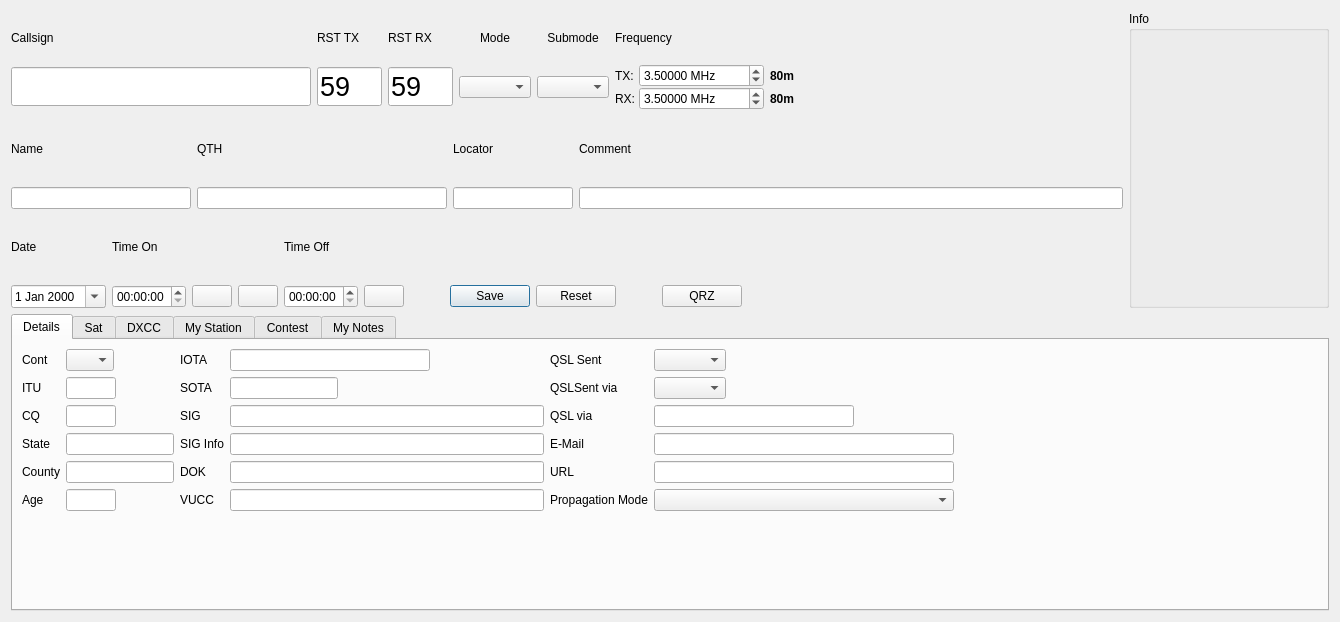
k5mcd/QLog, file ui/NewContactWidget.ui: the form before one commit.
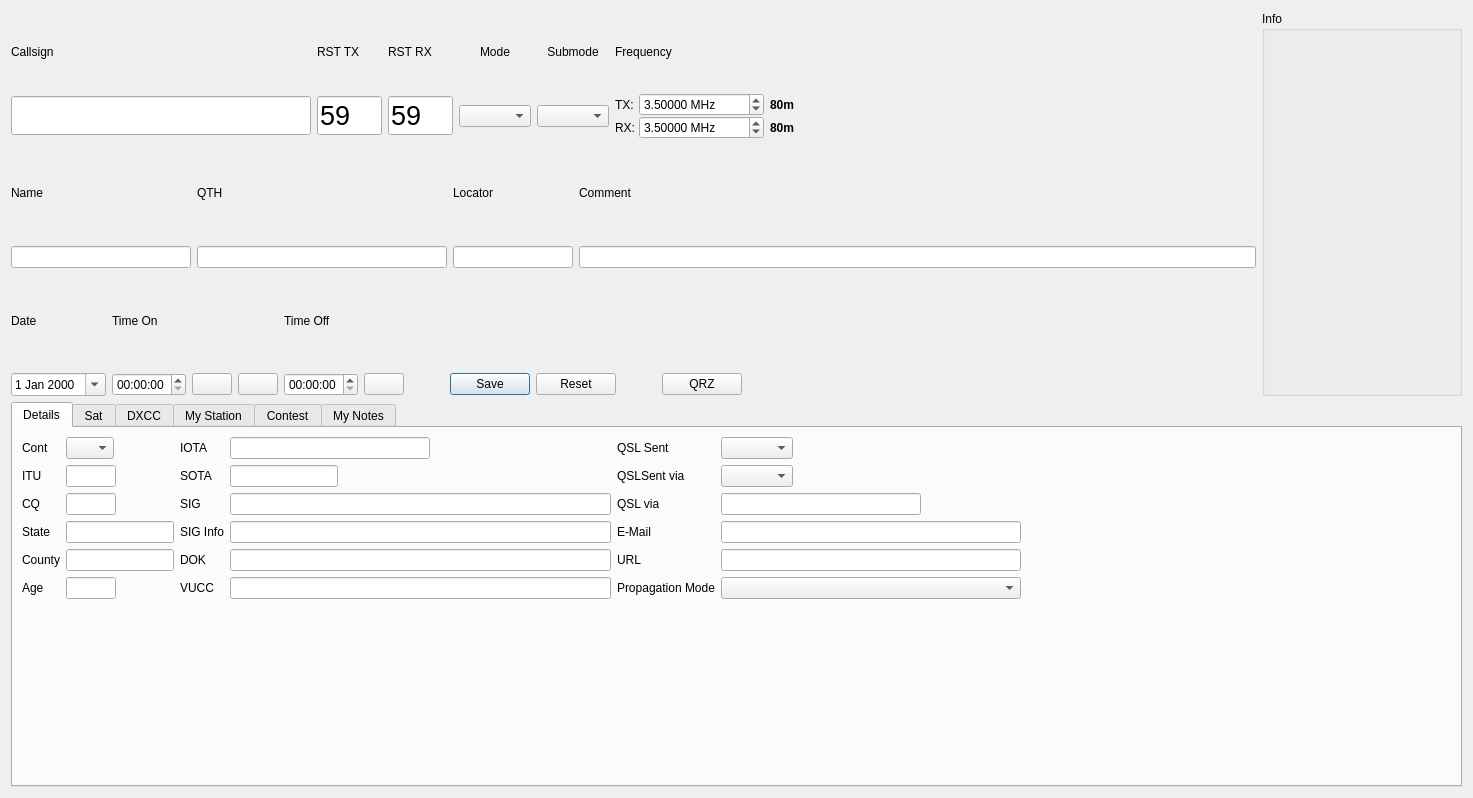
The form after the commit. Icons and pictures are not drawn. Custom widgets are drawn as their Qt base class.

What changed in the file:
```diff
--- a/ui/NewContactWidget.ui
+++ b/ui/NewContactWidget.ui
@@ -6,8 +6,8 @@
    <rect>
     <x>0</x>
     <y>0</y>
-    <width>1340</width>
-    <height>622</height>
+    <width>1473</width>
+    <height>798</height>
    </rect>
   </property>
   <property name="sizePolicy">
```
Left out of the diff: 16 changed lines with no effect on the pictures.
